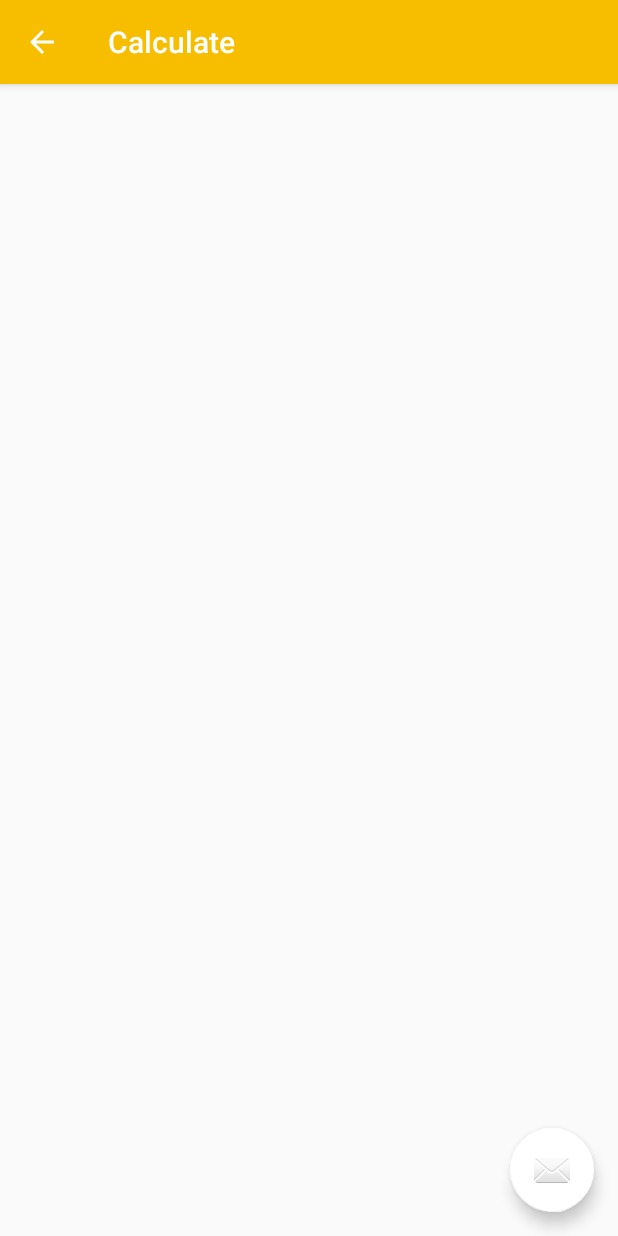
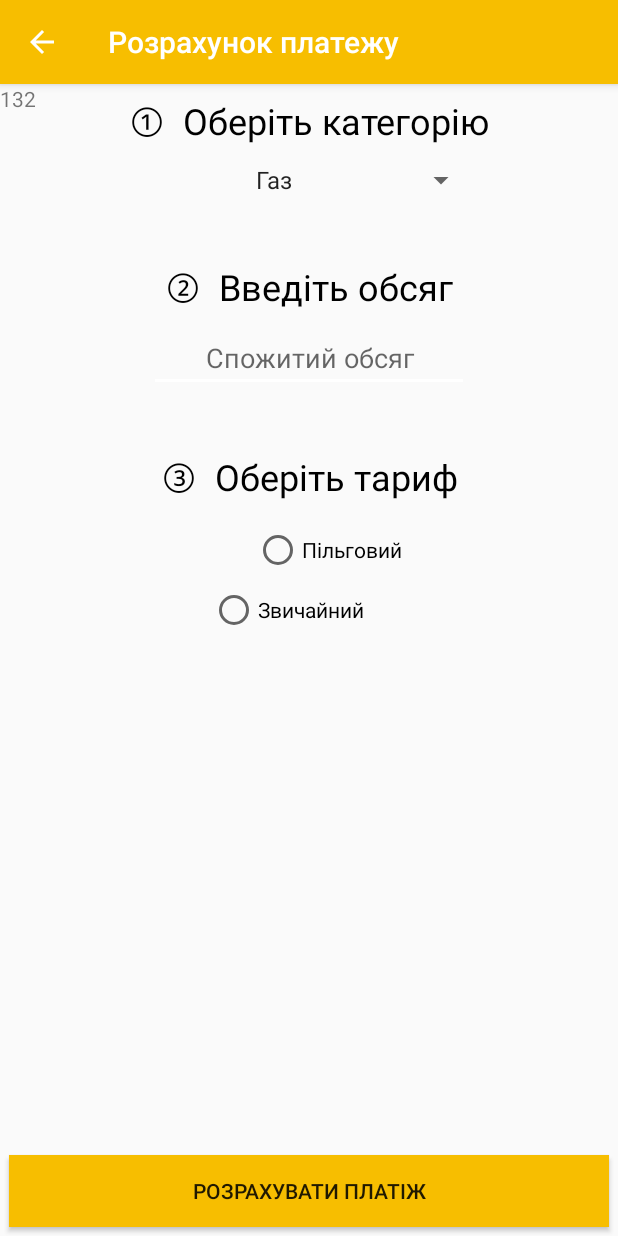
Before and after one commit to Nikolay995/AdroidApp, an Android app: the Calculate screen opened directly, with no data from a screen before it, on a phone screen of 412 x 824 dp. Run offline under Robolectric (Android 15) with nearby library versions, the phone set to English and light mode, and no system bars.

Commit message:
DataSend and Calculate activities added

```diff
--- a/app/src/main/AndroidManifest.xml
+++ b/app/src/main/AndroidManifest.xml
@@ -49,7 +49,7 @@
         <activity android:name=".PayDetail" />
         <activity
             android:name=".Calculate"
-            android:label="@string/title_activity_calculate"
+            android:label="Розрахунок платежу"
             android:parentActivityName=".MainActivity"
             android:theme="@style/AppTheme">
             <meta-data
--- a/app/src/main/java/com/apps/kondratenko/platizhka/Calculate.java
+++ b/app/src/main/java/com/apps/kondratenko/platizhka/Calculate.java
@@ -5,10 +5,19 @@ import android.support.design.widget.FloatingActionButton;
 import android.support.design.widget.Snackbar;
 import android.support.v7.app.AppCompatActivity;
 import android.support.v7.widget.Toolbar;
+import android.text.TextUtils;
 import android.view.View;
+import android.widget.Button;
+import android.widget.EditText;
+import android.widget.RadioButton;
+import android.widget.Spinner;
+import android.widget.Toast;
 
 public class Calculate extends AppCompatActivity {
-
+    final double priceGas = 6.96;
+    final double priceLight = 1.68;
+    final double priceWater = 8.22;
+    private double result;
     @Override
     protected void onCreate(Bundle savedInstanceState) {
         super.onCreate(savedInstanceState);
@@ -16,15 +25,50 @@ public class Calculate extends AppCompatActivity {
         Toolbar toolbar = (Toolbar) findViewById(R.id.toolbar);
         setSupportActionBar(toolbar);
 
-        FloatingActionButton fab = (FloatingActionButton) findViewById(R.id.fab);
-        fab.setOnClickListener(new View.OnClickListener() {
-            @Override
-            public void onClick(View view) {
-                Snackbar.make(view, "Replace with your own action", Snackbar.LENGTH_LONG)
-                        .setAction("Action", null).show();
-            }
+        getSupportActionBar().setDisplayHomeAsUpEnabled(true);
+
+        Button btn = findViewById(R.id.buttonCalc);
+        final RadioButton tarif1 = (RadioButton) findViewById(R.id.tarif1);
+        final RadioButton tarif2 = (RadioButton) findViewById(R.id.tarif2);
+
+        final EditText data =  (EditText) findViewById(R.id.editText3);
+        Spinner spn = (Spinner) findViewById(R.id.serviceSpinner);
+        final String spnValue =spn.getSelectedItem().toString();
+
+        tarif1.setOnClickListener(new View.OnClickListener() {
+            public void onClick(View v) {
+                double input=Double.parseDouble(data.getText().toString());
+                if (spnValue.equals("Газ")){
+                if(tarif1.isChecked()){
+                    tarif2.setEnabled(false);
+                    result = input*priceGas;
+                    Toast.makeText(Calculate.this,""+result, Toast.LENGTH_LONG).show();
+                }else if(tarif2.isChecked()){
+                    tarif1.setEnabled(false);
+                    result = input*priceGas - 0.2*(input*priceGas);
+                    Toast.makeText(Calculate.this,""+result, Toast.LENGTH_LONG).show();
+                }
+
+                }}
         });
-        getSupportActionBar().setDisplayHomeAsUpEnabled(true);
-    }
 
-}
+
+
+
+        btn.setOnClickListener(new View.OnClickListener() {
+            public void onClick(View v) {
+                if(TextUtils.isEmpty(data.getText()) ){
+                    data.setError("Введіть спожитий обсяг!");
+                    return;
+                }else {
+                    //double input=Double.parseDouble(data.getText().toString());
+
+
+                    Toast.makeText(Calculate.this,""+result, Toast.LENGTH_LONG).show();
+
+                }}});
+
+
+
+
+}}
--- a/app/src/main/res/layout/activity_calculate.xml
+++ /dev/null
@@ -1,9 +0,0 @@
-<?xml version="1.0" encoding="utf-8"?>
-<android.support.constraint.ConstraintLayout xmlns:android="http://schemas.android.com/apk/res/android"
-    xmlns:app="http://schemas.android.com/apk/res-auto"
-    xmlns:tools="http://schemas.android.com/tools"
-    android:layout_width="match_parent"
-    android:layout_height="match_parent"
-    tools:context="com.apps.kondratenko.platizhka.Calculate">
-
-</android.support.constraint.ConstraintLayout>
--- a/app/src/main/res/layout/activity_calculate2.xml
+++ b/app/src/main/res/layout/activity_calculate2.xml
@@ -22,12 +22,4 @@
 
     <include layout="@layout/content_calculate" />
 
-    <android.support.design.widget.FloatingActionButton
-        android:id="@+id/fab"
-        android:layout_width="wrap_content"
-        android:layout_height="wrap_content"
-        android:layout_gravity="bottom|end"
-        android:layout_margin="@dimen/fab_margin"
-        app:srcCompat="@android:drawable/ic_dialog_email" />
-
 </android.support.design.widget.CoordinatorLayout>
--- a/app/src/main/res/layout/content_calculate.xml
+++ b/app/src/main/res/layout/content_calculate.xml
@@ -1,5 +1,6 @@
 <?xml version="1.0" encoding="utf-8"?>
-<android.support.constraint.ConstraintLayout xmlns:android="http://schemas.android.com/apk/res/android"
+<android.support.constraint.ConstraintLayout
+    xmlns:android="http://schemas.android.com/apk/res/android"
     xmlns:app="http://schemas.android.com/apk/res-auto"
     xmlns:tools="http://schemas.android.com/tools"
     android:layout_width="match_parent"
@@ -8,4 +9,123 @@
     tools:context="com.apps.kondratenko.platizhka.Calculate"
     tools:showIn="@layout/activity_calculate2">
 
+    <Spinner
+        android:id="@+id/serviceSpinner"
+        android:layout_width="0dp"
+        android:layout_height="29dp"
+        android:layout_marginEnd="8dp"
+        android:layout_marginStart="8dp"
+        android:layout_marginTop="8dp"
+        android:entries="@array/serviceList"
+        android:gravity="center"
+        android:textAlignment="center"
+        android:textSize="28sp"
+        app:layout_constraintEnd_toEndOf="@+id/textView12"
+        app:layout_constraintStart_toStartOf="@+id/textView12"
+        app:layout_constraintTop_toBottomOf="@+id/textView12" />
+
+
+    <TextView
+        android:id="@+id/textView11"
+        android:layout_width="wrap_content"
+        android:layout_height="wrap_content"
+        android:layout_marginEnd="8dp"
+        android:layout_marginStart="8dp"
+        android:layout_marginTop="40dp"
+        android:text="②  Введіть обсяг"
+        android:textColor="#000000"
+        android:textSize="24sp"
+        app:layout_constraintEnd_toEndOf="parent"
+        app:layout_constraintStart_toStartOf="parent"
+        app:layout_constraintTop_toBottomOf="@+id/serviceSpinner" />
+
+    <Button
+        android:id="@+id/buttonCalc"
+        android:layout_width="match_parent"
+        android:layout_height="wrap_content"
+        android:layout_margin="6dp"
+        android:layout_marginBottom="8dp"
+        android:layout_marginEnd="8dp"
+        android:layout_marginStart="8dp"
+        android:background="#f7be00"
+        android:text="РОЗРАХУВАТИ ПЛАТІЖ"
+        app:layout_constraintBottom_toBottomOf="parent"
+        app:layout_constraintEnd_toEndOf="parent"
+        app:layout_constraintHorizontal_bias="0.0"
+        app:layout_constraintStart_toStartOf="parent" />
+
+    <EditText
+        android:id="@+id/editText3"
+        android:layout_width="wrap_content"
+        android:layout_height="wrap_content"
+        android:layout_marginEnd="8dp"
+        android:layout_marginStart="8dp"
+        android:layout_marginTop="8dp"
+        android:ems="10"
+        android:gravity="center"
+        android:hint="Спожитий обсяг"
+        android:inputType="number"
+        android:maxLength="5"
+        app:layout_constraintEnd_toEndOf="parent"
+        app:layout_constraintStart_toStartOf="parent"
+        app:layout_constraintTop_toBottomOf="@+id/textView11" />
+
+    <TextView
+        android:id="@+id/textView13"
+        android:layout_width="wrap_content"
+        android:layout_height="wrap_content"
+        android:layout_marginEnd="8dp"
+        android:layout_marginStart="8dp"
+        android:layout_marginTop="40dp"
+        android:gravity="center"
+        android:text="③  Оберіть тариф"
+        android:textColor="#000000"
+        android:textSize="24sp"
+        app:layout_constraintEnd_toEndOf="parent"
+        app:layout_constraintStart_toStartOf="parent"
+        app:layout_constraintTop_toBottomOf="@+id/editText3" />
+
+    <RadioButton
+        android:id="@+id/tarif1"
+        android:layout_width="wrap_content"
+        android:layout_height="wrap_content"
+        android:layout_marginStart="140dp"
+        android:layout_marginTop="56dp"
+        android:text="Звичайний"
+        app:layout_constraintStart_toStartOf="parent"
+        app:layout_constraintTop_toBottomOf="@+id/textView13" />
+
+    <RadioButton
+        android:id="@+id/tarif2"
+        android:layout_width="wrap_content"
+        android:layout_height="wrap_content"
+        android:layout_marginEnd="144dp"
+        android:layout_marginTop="16dp"
+        android:text="Пільговий"
+        app:layout_constraintEnd_toEndOf="parent"
+        app:layout_constraintTop_toBottomOf="@+id/textView13" />
+
+    <TextView
+        android:id="@+id/textView12"
+        android:layout_width="wrap_content"
+        android:layout_height="wrap_content"
+        android:layout_marginEnd="8dp"
+        android:layout_marginStart="8dp"
+        android:layout_marginTop="8dp"
+        android:textSize="24sp"
+        android:textColor="#000000"
+        android:text="①  Оберіть категорію"
+        app:layout_constraintEnd_toEndOf="parent"
+        app:layout_constraintStart_toStartOf="parent"
+        app:layout_constraintTop_toTopOf="parent" />
+
+    <TextView
+        android:id="@+id/textView14"
+        android:layout_width="wrap_content"
+        android:layout_height="wrap_content"
+        android:text="132"
+        tools:layout_editor_absoluteX="180dp"
+        tools:layout_editor_absoluteY="408dp" />
+
+
 </android.support.constraint.ConstraintLayout>
--- a/app/src/main/res/layout/content_data_send.xml
+++ b/app/src/main/res/layout/content_data_send.xml
@@ -123,7 +123,6 @@
         android:layout_margin="6dp"
         android:layout_marginBottom="24dp"
         android:layout_marginEnd="8dp"
-
         android:layout_marginStart="8dp"
         android:background="#f7be00"
         android:text="Довідка"
```
